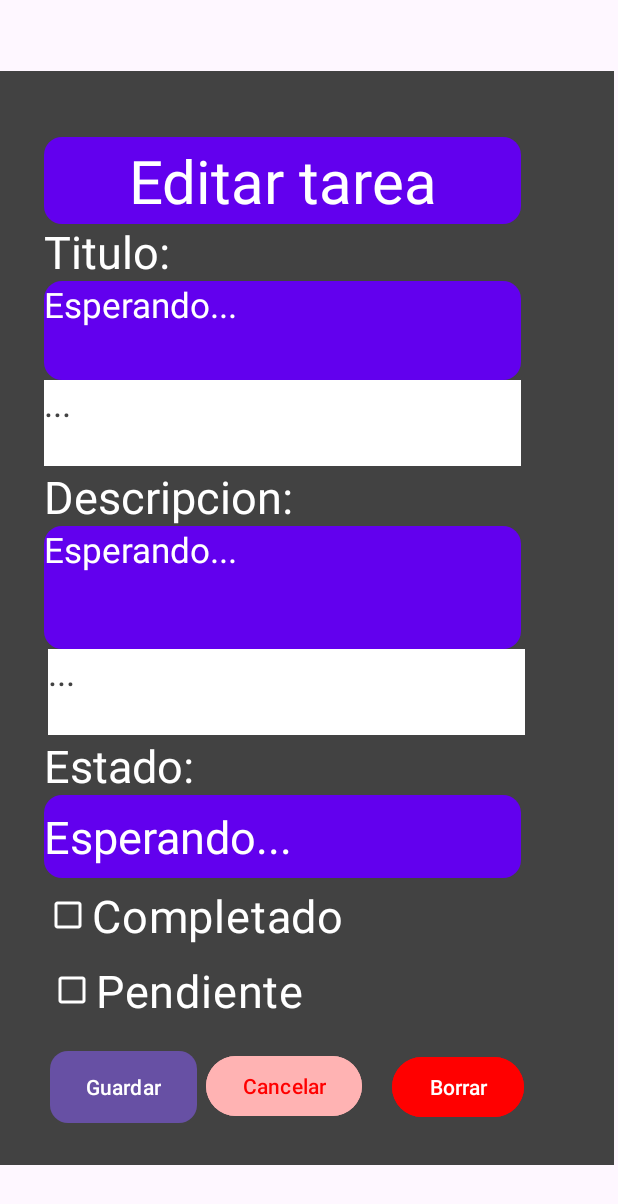
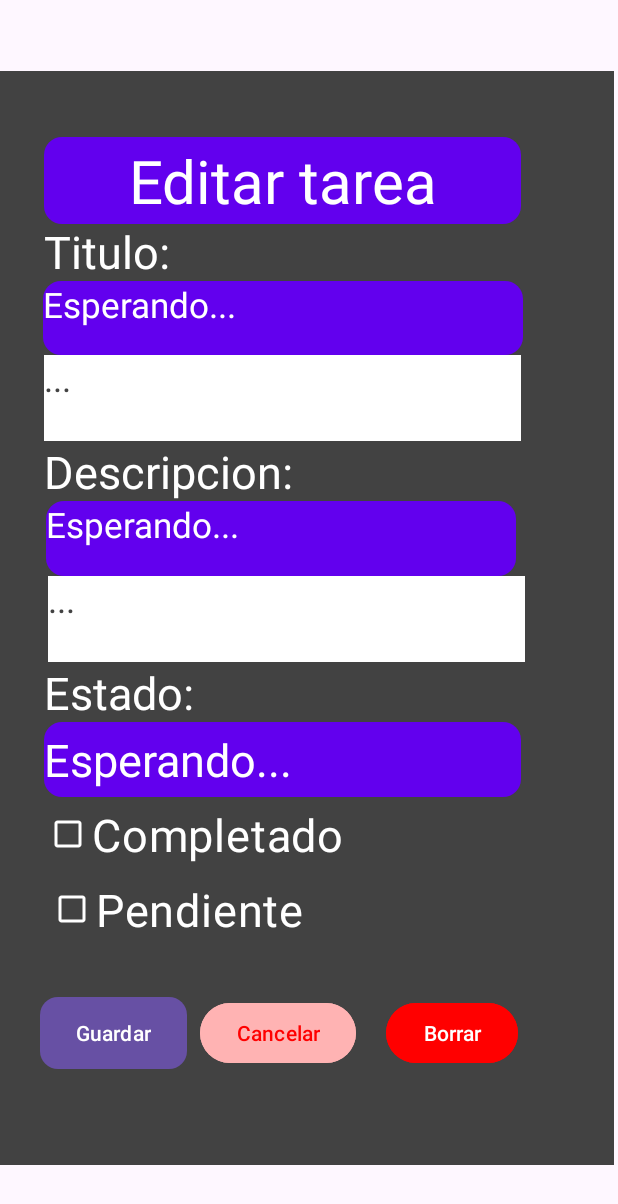
Before and after one commit to JuanfranV/AppTareas, an Android app: the EditarTareaActivity screen opened directly, with no data from a screen before it, on a phone screen of 412 x 824 dp. Shown: the top 1204 px of the screen. Run offline under Robolectric (Android 15) with nearby library versions, the phone set to English and light mode, and no system bars; network calls fail.

```diff
--- a/app/build.gradle
+++ b/app/build.gradle
@@ -35,6 +35,7 @@ dependencies {
     implementation libs.activity
     implementation libs.constraintlayout
     implementation 'androidx.recyclerview:recyclerview:1.3.1'
+    implementation 'com.android.volley:volley:1.2.1'
     testImplementation libs.junit
     androidTestImplementation libs.ext.junit
     androidTestImplementation libs.espresso.core
--- a/app/src/main/AndroidManifest.xml
+++ b/app/src/main/AndroidManifest.xml
@@ -4,6 +4,7 @@
 
     <uses-permission android:name="android.permission.READ_MEDIA_IMAGES" />
     <uses-permission android:name="android.permission.READ_EXTERNAL_STORAGE" />
+    <uses-permission android:name="android.permission.INTERNET"/>
 
     <application
         android:allowBackup="true"
--- a/app/src/main/res/layout/activity_editar_tarea.xml
+++ b/app/src/main/res/layout/activity_editar_tarea.xml
@@ -44,14 +44,14 @@
 
         <TextView
             android:id="@+id/teViTitulo"
-            android:layout_width="318dp"
-            android:layout_height="66dp"
+            android:layout_width="320dp"
+            android:layout_height="49dp"
+            android:background="@drawable/fondo_redondeado"
             android:inputType="textMultiLine"
             android:singleLine="false"
             android:text="Esperando..."
             android:textColor="@color/white"
             android:textSize="23sp"
-            android:background="@drawable/fondo_redondeado"
             app:layout_constraintEnd_toEndOf="parent"
             app:layout_constraintHorizontal_bias="0.318"
             app:layout_constraintStart_toStartOf="parent"
@@ -60,7 +60,7 @@
         <TextView
             android:id="@+id/teViEstado"
             android:layout_width="318dp"
-            android:layout_height="55dp"
+            android:layout_height="50dp"
             android:inputType="textMultiLine"
             android:singleLine="false"
             android:text="Esperando..."
@@ -75,15 +75,15 @@
 
         <TextView
             android:id="@+id/teViDescripcion"
-            android:layout_width="318dp"
-            android:layout_height="82dp"
+            android:layout_width="313dp"
+            android:layout_height="50dp"
+            android:background="@drawable/fondo_redondeado"
             android:inputType="textMultiLine"
             android:singleLine="false"
             android:text="Esperando..."
             android:textColor="@color/white"
             android:textSize="23sp"
             app:layout_constraintEnd_toEndOf="parent"
-            android:background="@drawable/fondo_redondeado"
             app:layout_constraintHorizontal_bias="0.318"
             app:layout_constraintStart_toStartOf="parent"
             app:layout_constraintTop_toBottomOf="@+id/teViDescripcionN" />
@@ -181,12 +181,12 @@
             android:id="@+id/buttonGuardar"
             android:layout_width="wrap_content"
             android:layout_height="wrap_content"
-            android:layout_marginBottom="28dp"
+            android:layout_marginBottom="64dp"
+            android:background="@drawable/fondo_redondeado"
             android:text="Guardar"
-            android:background="@drawable/fondo_redondeado"
             app:layout_constraintBottom_toBottomOf="parent"
             app:layout_constraintEnd_toStartOf="@+id/buttonCancelar"
-            app:layout_constraintHorizontal_bias="0.842"
+            app:layout_constraintHorizontal_bias="0.756"
             app:layout_constraintStart_toStartOf="parent" />
 
         <Button
@@ -206,8 +206,8 @@
             android:id="@+id/buttonBorrar"
             android:layout_width="wrap_content"
             android:layout_height="wrap_content"
-            android:layout_marginEnd="60dp"
-            android:layout_marginBottom="28dp"
+            android:layout_marginEnd="64dp"
+            android:layout_marginBottom="64dp"
             android:backgroundTint="#FF0000"
             android:text="Borrar"
             app:layout_constraintBottom_toBottomOf="parent"
```
Also changed, not shown: app/src/main/java/com/example/proyectotareas/MainActivity.java (+39 -0 lines), app/src/main/res/layout/activity_main.xml (+21 -6 lines).
